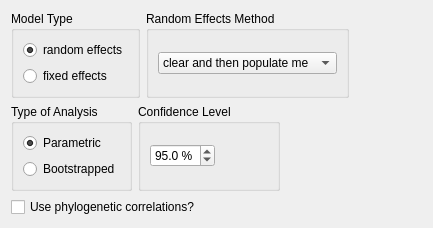
First picture: the form in common_wizard_pages/meta_regression_details_page.ui, repository gdietz/OpenMEE, before the edit.
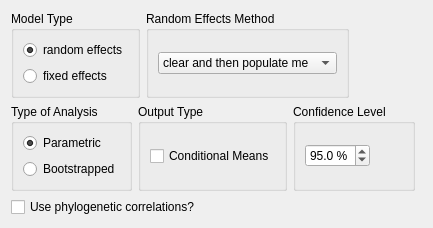
Second picture: the form after the edit.

```diff
--- a/common_wizard_pages/meta_regression_details_page.ui
+++ b/common_wizard_pages/meta_regression_details_page.ui
@@ -103,6 +103,22 @@
        </layout>
       </widget>
      </item>
+     <item>
+      <widget class="QGroupBox" name="groupBox_3">
+       <property name="title">
+        <string>Output Type</string>
+       </property>
+       <layout class="QVBoxLayout" name="verticalLayout_4">
+        <item>
+         <widget class="QCheckBox" name="conditional_means_checkBox">
+          <property name="text">
+           <string>Conditional Means</string>
+          </property>
+         </widget>
+        </item>
+       </layout>
+      </widget>
+     </item>
      <item>
       <widget class="QGroupBox" name="groupBox_2">
        <property name="title">
```
